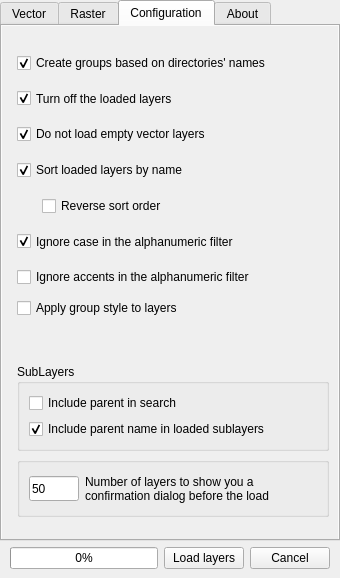
This is ui/Ui_DockWidget.ui in gacarrillor/loadthemall as Qt 5 draws it before an edit. The edited form follows.
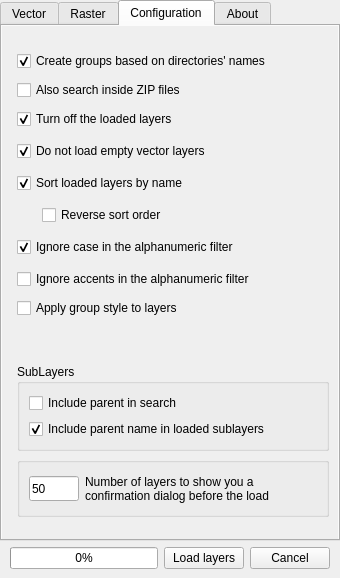
This is the edited form. The open tabs and pages were chosen to show the change. Icons and pictures are not drawn.

Commit message: Add option to search inside ZIP files

The edit to the form file:
```diff
--- a/ui/Ui_DockWidget.ui
+++ b/ui/Ui_DockWidget.ui
@@ -315,7 +315,7 @@
              <x>0</x>
              <y>0</y>
              <width>348</width>
-             <height>500</height>
+             <height>529</height>
             </rect>
            </property>
            <property name="sizePolicy">
@@ -342,8 +342,8 @@
               <property name="bottomMargin">
                <number>0</number>
               </property>
-              <item row="0" column="0">
-               <spacer name="verticalSpacer">
+              <item row="14" column="0">
+               <spacer name="verticalSpacer_2">
                 <property name="orientation">
                  <enum>Qt::Vertical</enum>
                 </property>
@@ -358,83 +358,47 @@
                 </property>
                </spacer>
               </item>
-              <item row="1" column="0">
-               <widget class="QCheckBox" name="chkGroups">
+              <item row="7" column="0">
+               <widget class="QCheckBox" name="chkCaseInsensitive">
                 <property name="sizePolicy">
-                 <sizepolicy hsizetype="Preferred" vsizetype="Expanding">
-                  <horstretch>0</horstretch>
-                  <verstretch>0</verstretch>
-                 </sizepolicy>
-                </property>
-                <property name="maximumSize">
-                 <size>
-                  <width>16777215</width>
-                  <height>16777215</height>
-                 </size>
-                </property>
-                <property name="text">
-                 <string>Create groups based on directories' names</string>
-                </property>
-                <property name="checked">
-                 <bool>true</bool>
-                </property>
-               </widget>
-              </item>
-              <item row="2" column="0">
-               <widget class="QCheckBox" name="chkLayersOff">
-                <property name="sizePolicy">
                  <sizepolicy hsizetype="Minimum" vsizetype="Expanding">
                   <horstretch>0</horstretch>
                   <verstretch>0</verstretch>
                  </sizepolicy>
                 </property>
-                <property name="maximumSize">
-                 <size>
-                  <width>16777215</width>
-                  <height>16777215</height>
-                 </size>
-                </property>
                 <property name="text">
-                 <string>Turn off the loaded layers</string>
+                 <string>Ignore case in the alphanumeric filter</string>
                 </property>
                 <property name="checked">
                  <bool>true</bool>
                 </property>
                </widget>
               </item>
-              <item row="3" column="0">
-               <widget class="QCheckBox" name="chkDoNotEmpty">
-                <property name="sizePolicy">
-                 <sizepolicy hsizetype="Minimum" vsizetype="Expanding">
-                  <horstretch>0</horstretch>
-                  <verstretch>0</verstretch>
-                 </sizepolicy>
+              <item row="9" column="0">
+               <widget class="QCheckBox" name="chkStyles">
+                <property name="toolTip">
+                 <string>When checked, if groups are checked and a QML is found inside a layer folder with the
+same folder name (e.g., my_group.qml), it will be applied to all layers inside that group.</string>
                 </property>
                 <property name="text">
-                 <string>Do not load empty vector layers </string>
+                 <string>Apply group style to layers</string>
                 </property>
-                <property name="checked">
-                 <bool>true</bool>
-                </property>
                </widget>
               </item>
-              <item row="4" column="0">
-               <widget class="QCheckBox" name="chkSort">
-                <property name="sizePolicy">
-                 <sizepolicy hsizetype="Minimum" vsizetype="Expanding">
-                  <horstretch>0</horstretch>
-                  <verstretch>0</verstretch>
-                 </sizepolicy>
+              <item row="10" column="0">
+               <spacer name="verticalSpacer_11">
+                <property name="orientation">
+                 <enum>Qt::Vertical</enum>
                 </property>
-                <property name="text">
-                 <string>Sort loaded layers by name</string>
+                <property name="sizeHint" stdset="0">
+                 <size>
+                  <width>20</width>
+                  <height>40</height>
+                 </size>
                 </property>
-                <property name="checked">
-                 <bool>true</bool>
-                </property>
-               </widget>
+               </spacer>
               </item>
-              <item row="5" column="0">
+              <item row="6" column="0">
                <layout class="QHBoxLayout" name="horizontalLayout_3">
                 <item>
                  <spacer name="horizontalSpacer_5">
@@ -467,42 +431,7 @@
                 </item>
                </layout>
               </item>
-              <item row="6" column="0">
-               <widget class="QCheckBox" name="chkCaseInsensitive">
-                <property name="sizePolicy">
-                 <sizepolicy hsizetype="Minimum" vsizetype="Expanding">
-                  <horstretch>0</horstretch>
-                  <verstretch>0</verstretch>
-                 </sizepolicy>
-                </property>
-                <property name="text">
-                 <string>Ignore case in the alphanumeric filter</string>
-                </property>
-                <property name="checked">
-                 <bool>true</bool>
-                </property>
-               </widget>
-              </item>
-              <item row="7" column="0">
-               <widget class="QCheckBox" name="chkAccentInsensitive">
-                <property name="sizePolicy">
-                 <sizepolicy hsizetype="Minimum" vsizetype="Expanding">
-                  <horstretch>0</horstretch>
-                  <verstretch>0</verstretch>
-                 </sizepolicy>
-                </property>
-                <property name="toolTip">
-                 <string>This option requires the Python lib 'unidecode'</string>
-                </property>
-                <property name="text">
-                 <string>Ignore accents in the alphanumeric filter</string>
-                </property>
-                <property name="checked">
-                 <bool>false</bool>
-                </property>
-               </widget>
-              </item>
-              <item row="10" column="0">
+              <item row="11" column="0">
                <widget class="QGroupBox" name="groupBox_2">
                 <property name="sizePolicy">
                  <sizepolicy hsizetype="Preferred" vsizetype="MinimumExpanding">
@@ -534,7 +463,118 @@
                 </layout>
                </widget>
               </item>
-              <item row="12" column="0">
+              <item row="4" column="0">
+               <widget class="QCheckBox" name="chkDoNotEmpty">
+                <property name="sizePolicy">
+                 <sizepolicy hsizetype="Minimum" vsizetype="Expanding">
+                  <horstretch>0</horstretch>
+                  <verstretch>0</verstretch>
+                 </sizepolicy>
+                </property>
+                <property name="text">
+                 <string>Do not load empty vector layers </string>
+                </property>
+                <property name="checked">
+                 <bool>true</bool>
+                </property>
+               </widget>
+              </item>
+              <item row="5" column="0">
+               <widget class="QCheckBox" name="chkSort">
+                <property name="sizePolicy">
+                 <sizepolicy hsizetype="Minimum" vsizetype="Expanding">
+                  <horstretch>0</horstretch>
+                  <verstretch>0</verstretch>
+                 </sizepolicy>
+                </property>
+                <property name="text">
+                 <string>Sort loaded layers by name</string>
+                </property>
+                <property name="checked">
+                 <bool>true</bool>
+                </property>
+               </widget>
+              </item>
+              <item row="1" column="0">
+               <widget class="QCheckBox" name="chkGroups">
+                <property name="sizePolicy">
+                 <sizepolicy hsizetype="Preferred" vsizetype="Expanding">
+                  <horstretch>0</horstretch>
+                  <verstretch>0</verstretch>
+                 </sizepolicy>
+                </property>
+                <property name="maximumSize">
+                 <size>
+                  <width>16777215</width>
+                  <height>16777215</height>
+                 </size>
+                </property>
+                <property name="text">
+                 <string>Create groups based on directories' names</string>
+                </property>
+                <property name="checked">
+                 <bool>true</bool>
+                </property>
+               </widget>
+              </item>
+              <item row="8" column="0">
+               <widget class="QCheckBox" name="chkAccentInsensitive">
+                <property name="sizePolicy">
+                 <sizepolicy hsizetype="Minimum" vsizetype="Expanding">
+                  <horstretch>0</horstretch>
+                  <verstretch>0</verstretch>
+                 </sizepolicy>
+                </property>
+                <property name="toolTip">
+                 <string>This option requires the Python lib 'unidecode'</string>
+                </property>
+                <property name="text">
+                 <string>Ignore accents in the alphanumeric filter</string>
+                </property>
+                <property name="checked">
+                 <bool>false</bool>
+                </property>
+               </widget>
+              </item>
+              <item row="3" column="0">
+               <widget class="QCheckBox" name="chkLayersOff">
+                <property name="sizePolicy">
+                 <sizepolicy hsizetype="Minimum" vsizetype="Expanding">
+                  <horstretch>0</horstretch>
+                  <verstretch>0</verstretch>
+                 </sizepolicy>
+                </property>
+                <property name="maximumSize">
+                 <size>
+                  <width>16777215</width>
+                  <height>16777215</height>
+                 </size>
+                </property>
+                <property name="text">
+                 <string>Turn off the loaded layers</string>
+                </property>
+                <property name="checked">
+                 <bool>true</bool>
+                </property>
+               </widget>
+              </item>
+              <item row="0" column="0">
+               <spacer name="verticalSpacer">
+                <property name="orientation">
+                 <enum>Qt::Vertical</enum>
+                </property>
+                <property name="sizeType">
+                 <enum>QSizePolicy::Preferred</enum>
+                </property>
+                <property name="sizeHint" stdset="0">
+                 <size>
+                  <width>20</width>
+                  <height>13</height>
+                 </size>
+                </property>
+               </spacer>
+              </item>
+              <item row="13" column="0">
                <widget class="QGroupBox" name="groupBox">
                 <property name="minimumSize">
                  <size>
@@ -602,46 +642,13 @@
                 </layout>
                </widget>
               </item>
-              <item row="13" column="0">
-               <spacer name="verticalSpacer_2">
-                <property name="orientation">
-                 <enum>Qt::Vertical</enum>
-                </property>
-                <property name="sizeType">
-                 <enum>QSizePolicy::Preferred</enum>
-                </property>
-                <property name="sizeHint" stdset="0">
-                 <size>
-                  <width>20</width>
-                  <height>13</height>
-                 </size>
-                </property>
-               </spacer>
-              </item>
-              <item row="8" column="0">
-               <widget class="QCheckBox" name="chkStyles">
-                <property name="toolTip">
-                 <string>When checked, if groups are checked and a QML is found inside a layer folder with the
-same folder name (e.g., my_group.qml), it will be applied to all layers inside that group.</string>
-                </property>
+              <item row="2" column="0">
+               <widget class="QCheckBox" name="chkSearchInZIPs">
                 <property name="text">
-                 <string>Apply group style to layers</string>
+                 <string>Also search inside ZIP files</string>
                 </property>
                </widget>
               </item>
-              <item row="9" column="0">
-               <spacer name="verticalSpacer_11">
-                <property name="orientation">
-                 <enum>Qt::Vertical</enum>
-                </property>
-                <property name="sizeHint" stdset="0">
-                 <size>
-                  <width>20</width>
-                  <height>40</height>
-                 </size>
-                </property>
-               </spacer>
-              </item>
              </layout>
             </item>
            </layout>
```
Left out of the diff: 2 changed lines with no effect on the pictures. The commit also changes 3 other files.
